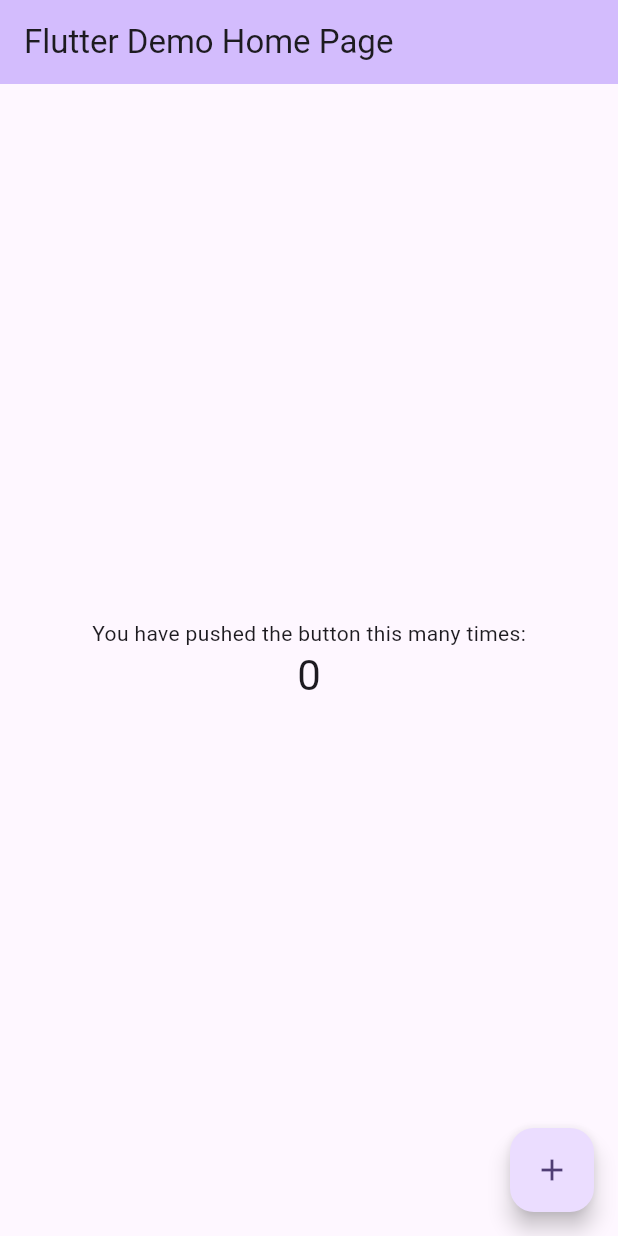
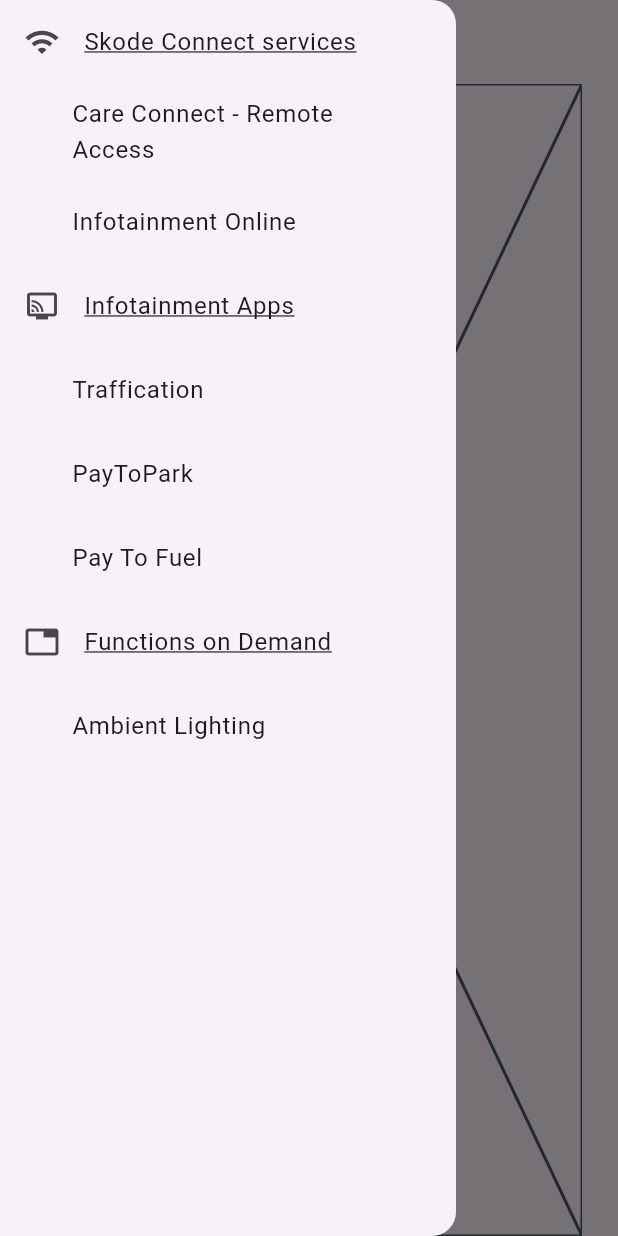
Before and after one commit to Devoteam/ConnectivityServiceDevelopment, a Flutter app: the screen it shows after launch, with the side drawer open (before the commit the screen has no drawer), on a phone screen of 412 x 824 dp. Run offline on Flutter 3.47's test engine with Material 3 defaults, Android fonts, the phone set to English and light mode, and no system bars; our stand-ins replace device_info_plus, go_router; generated files the repository leaves out were written again.

Commit message:
#11 - basic ui for mobile and automotive incl. nav drawer

```diff
--- /dev/null
+++ b/app/lib/common/platform_checker.dart
@@ -0,0 +1,13 @@
+import 'package:flutter/material.dart';
+import 'package:device_info_plus/device_info_plus.dart';
+
+class PlatformChecker {
+  static Future<bool> isAndroidAutomotive() async {
+    final DeviceInfoPlugin deviceInfo = DeviceInfoPlugin();
+    final androidInfo = await deviceInfo.androidInfo;
+
+    final bool isAutomotive = androidInfo.systemFeatures.contains('android.hardware.type.automotive');
+
+    return isAutomotive;
+  }
+}
--- /dev/null
+++ b/app/lib/common/presentation/device_specific_ui.dart
@@ -0,0 +1,36 @@
+import 'package:flutter/material.dart';
+
+import '../platform_checker.dart';
+
+class DeviceSpecificUI extends StatelessWidget {
+  final Widget mobileUi;
+  final Widget automotiveUi;
+
+  const DeviceSpecificUI({
+    super.key,
+    required this.mobileUi,
+    required this.automotiveUi,
+  });
+
+  @override
+  Widget build(BuildContext context) {
+    return FutureBuilder<bool>(
+      future: PlatformChecker.isAndroidAutomotive(),
+      builder: (context, snapshot) {
+        if (snapshot.connectionState == ConnectionState.waiting) {
+          return const Center(child: CircularProgressIndicator());
+        } else if (snapshot.hasError) {
+          return const Center(
+            child: Text(
+              "Fehler beim Erkennen des Geräts.",
+            ),
+          );
+        } else if (snapshot.hasData && snapshot.data == true) {
+          return automotiveUi;
+        } else {
+          return mobileUi;
+        }
+      },
+    );
+  }
+}
--- /dev/null
+++ b/app/lib/common/presentation/shell_navigation_scaffold.dart
@@ -0,0 +1,198 @@
+import 'package:connect_service_app/common/presentation/device_specific_ui.dart';
+import 'package:flutter_gen/gen_l10n/app_localizations.dart';
+import 'package:connect_service_app/navigation/app_navigation_extension.dart';
+import 'package:flutter/material.dart';
+import 'package:go_router/go_router.dart';
+
+class ShellNavigationScaffold extends StatefulWidget {
+  final Widget child;
+
+  const ShellNavigationScaffold({
+    super.key,
+    required this.child,
+  });
+
+  @override
+  State<ShellNavigationScaffold> createState() => _ShellNavigationScaffoldState();
+}
+
+class _ShellNavigationScaffoldState extends State<ShellNavigationScaffold> {
+  int currentIndex = 0;
+
+  @override
+  Widget build(BuildContext context) {
+    return DeviceSpecificUI(
+      mobileUi: _buildCollapsedDrawerLayout(context),
+      automotiveUi: _buildExpandedDrawerLayout(context),
+    );
+  }
+
+  Widget _buildCollapsedDrawerLayout(BuildContext context) {
+    return Scaffold(
+      appBar: AppBar(
+        leading: Builder(
+          builder: (context) {
+            return IconButton(
+              icon: const Icon(Icons.menu),
+              onPressed: () {
+                Scaffold.of(context).openDrawer();
+              },
+            );
+          },
+        ),
+      ),
+      drawer: NavigationDrawer(
+        children: _getNavigationItems(context),
+      ),
+      body: Padding(
+        padding: const EdgeInsets.symmetric(
+          horizontal: 24,
+        ),
+        child: widget.child,
+      ),
+    );
+  }
+
+  Widget _buildExpandedDrawerLayout(BuildContext context) {
+    return Scaffold(
+      body: SafeArea(
+        child: Padding(
+          padding: const EdgeInsets.symmetric(
+            vertical: 36,
+            horizontal: 24,
+          ),
+          child: Flex(
+            crossAxisAlignment: CrossAxisAlignment.start,
+            direction: Axis.horizontal,
+            children: [
+              Expanded(
+                flex: 2,
+                child: Drawer(
+                  elevation: 32,
+                  shape: const RoundedRectangleBorder(
+                    borderRadius: BorderRadius.all(
+                      Radius.circular(
+                        40,
+                      ),
+                    ),
+                  ),
+                  child: SingleChildScrollView(
+                    child: Column(
+                      children: _getNavigationItems(context),
+                    ),
+                  ),
+                ),
+              ),
+              Expanded(
+                flex: 6,
+                child: Flex(
+                  crossAxisAlignment: CrossAxisAlignment.start,
+                  direction: Axis.horizontal,
+                  children: [
+                    Expanded(
+                      flex: 1,
+                      child: Container(),
+                    ),
+                    Expanded(
+                      flex: 5,
+                      child: widget.child,
+                    ),
+                    Expanded(
+                      flex: 1,
+                      child: Container(),
+                    ),
+                  ],
+                ),
+              ),
+            ],
+          ),
+        ),
+      ),
+    );
+  }
+
+  List<Widget> _getNavigationItems(BuildContext context) {
+    return [
+      ListTile(
+        leading: const Icon(Icons.wifi_outlined),
+        title: Text(
+          AppLocalizations.of(context)!.skodaConnectServicesSectionTitle,
+          style: const TextStyle(
+            decoration: TextDecoration.underline,
+          ),
+        ),
+      ),
+      Padding(
+        padding: const EdgeInsets.only(left: 32.0),
+        child: ListTile(
+          title: Text(AppLocalizations.of(context)!.careConnectRemoteAccess),
+          onTap: () => _changeTab(0),
+        ),
+      ),
+      Padding(
+        padding: const EdgeInsets.only(left: 32.0),
+        child: ListTile(
+          title: Text(AppLocalizations.of(context)!.infotainmentOnline),
+          onTap: () => _changeTab(1),
+        ),
+      ),
+      ListTile(
+        leading: const Icon(Icons.connected_tv_outlined),
+        title: Text(
+          AppLocalizations.of(context)!.infotainmentApps,
+          style: const TextStyle(
+            decoration: TextDecoration.underline,
+          ),
+        ),
+      ),
+      Padding(
+        padding: const EdgeInsets.only(left: 32.0),
+        child: ListTile(
+          title: Text(AppLocalizations.of(context)!.traffication),
+          onTap: () => _changeTab(2),
+        ),
+      ),
+      Padding(
+        padding: const EdgeInsets.only(left: 32.0),
+        child: ListTile(
+          title: Text(AppLocalizations.of(context)!.payToPark),
+          onTap: () => _changeTab(3),
+        ),
+      ),
+      Padding(
+        padding: const EdgeInsets.only(left: 32.0),
+        child: ListTile(
+          title: Text(AppLocalizations.of(context)!.payToFuel),
+          onTap: () => _changeTab(4),
+        ),
+      ),
+      ListTile(
+        leading: const Icon(
+          Icons.tab_outlined,
+        ),
+        title: Text(
+          AppLocalizations.of(context)!.functionsOnDemand,
+          style: const TextStyle(
+            decoration: TextDecoration.underline,
+          ),
+        ),
+      ),
+      Padding(
+        padding: const EdgeInsets.only(left: 32.0),
+        child: ListTile(
+          title: Text(AppLocalizations.of(context)!.ambientLighting),
+          onTap: () => _changeTab(5),
+        ),
+      ),
+    ];
+  }
+
+  void _changeTab(int index) {
+    context.go(
+      index.routeBasedOnIndex,
+    );
+    setState(() {
+      currentIndex = index;
+    });
+  }
+}
--- /dev/null
+++ b/app/lib/common/presentation/under_construction_page.dart
@@ -0,0 +1,12 @@
+import 'package:flutter/material.dart';
+
+class UnderConstructionPage extends StatelessWidget {
+  const UnderConstructionPage({super.key});
+
+  @override
+  Widget build(BuildContext context) {
+    return const Center(
+      child: Placeholder(),
+    );
+  }
+}
--- a/app/lib/l10n/app_en.arb
+++ b/app/lib/l10n/app_en.arb
@@ -1,3 +1,12 @@
 {
-  "appTitle": "Connect Service App"
+  "appTitle": "Connect Service App",
+  "skodaConnectServicesSectionTitle": "Skode Connect services",
+  "careConnectRemoteAccess": "Care Connect - Remote Access",
+  "infotainmentOnline": "Infotainment Online",
+  "infotainmentApps": "Infotainment Apps",
+  "traffication": "Traffication",
+  "payToPark": "PayToPark",
+  "payToFuel": "Pay To Fuel",
+  "functionsOnDemand": "Functions on Demand",
+  "ambientLighting": "Ambient Lighting"
 }
--- a/app/lib/main.dart
+++ b/app/lib/main.dart
@@ -1,5 +1,7 @@
 import 'package:flutter/material.dart';
 import 'package:flutter_gen/gen_l10n/app_localizations.dart';
+
+import 'navigation/app_navigator.dart';
 
 void main() {
   runApp(const MyApp());
@@ -10,7 +12,7 @@ class MyApp extends StatelessWidget {
 
   @override
   Widget build(BuildContext context) {
-    return MaterialApp(
+    return MaterialApp.router(
       onGenerateTitle: (context) => AppLocalizations.of(context)!.appTitle,
       localizationsDelegates: AppLocalizations.localizationsDelegates,
       supportedLocales: AppLocalizations.supportedLocales,
@@ -18,55 +20,7 @@ class MyApp extends StatelessWidget {
         colorScheme: ColorScheme.fromSeed(seedColor: Colors.deepPurple),
         useMaterial3: true,
       ),
-      home: const MyHomePage(title: 'Flutter Demo Home Page'),
+      routerConfig: AppNavigator.instance.router,
     );
   }
 }
-
-class MyHomePage extends StatefulWidget {
-  const MyHomePage({super.key, required this.title});
-
-  final String title;
-
-  @override
-  State<MyHomePage> createState() => _MyHomePageState();
-}
-
-class _MyHomePageState extends State<MyHomePage> {
-  int _counter = 0;
-
-  void _incrementCounter() {
-    setState(() {
-      _counter++;
-    });
-  }
-
-  @override
-  Widget build(BuildContext context) {
-    return Scaffold(
-      appBar: AppBar(
-        backgroundColor: Theme.of(context).colorScheme.inversePrimary,
-        title: Text(widget.title),
-      ),
-      body: Center(
-        child: Column(
-          mainAxisAlignment: MainAxisAlignment.center,
-          children: <Widget>[
-            const Text(
-              'You have pushed the button this many times:',
-            ),
-            Text(
-              '$_counter',
-              style: Theme.of(context).textTheme.headlineMedium,
-            ),
-          ],
-        ),
-      ),
-      floatingActionButton: FloatingActionButton(
-        onPressed: _incrementCounter,
-        tooltip: 'Increment',
-        child: const Icon(Icons.add),
-      ),
-    );
-  }
-}
--- /dev/null
+++ b/app/lib/navigation/app_navigation_extension.dart
@@ -0,0 +1,22 @@
+import 'package:connect_service_app/navigation/app_navigator.dart';
+
+extension AppNavigatorExtension on int {
+  String get routeBasedOnIndex {
+    switch (this) {
+      case 0:
+        return AppNavigator.careConnectRemoteAccess;
+      case 1:
+        return AppNavigator.infotainmentOnline;
+      case 2:
+        return AppNavigator.traffication;
+      case 3:
+        return AppNavigator.payToPark;
+      case 4:
+        return AppNavigator.payToFuel;
+      case 5:
+        return AppNavigator.ambientLighting;
+      default:
+        return AppNavigator.careConnectRemoteAccess;
+    }
+  }
+}
--- /dev/null
+++ b/app/lib/navigation/app_navigator.dart
@@ -0,0 +1,118 @@
+import 'package:flutter/material.dart';
+import 'package:go_router/go_router.dart';
+
+import '../common/presentation/shell_navigation_scaffold.dart';
+import '../common/presentation/under_construction_page.dart';
+
+class AppNavigator {
+  static final AppNavigator _instance = AppNavigator._internal();
+
+  static AppNavigator get instance => _instance;
+
+  late final GoRouter router;
+
+  final GlobalKey<NavigatorState> parentNavigatorKey = GlobalKey<NavigatorState>();
+  final GlobalKey<NavigatorState> shellNavigatorKey = GlobalKey<NavigatorState>();
+
+  static const String careConnectRemoteAccess = '/';
+  static const String infotainmentOnline = '/infotainmentOnline';
+  static const String traffication = '/traffication';
+  static const String payToPark = '/payToPark';
+  static const String payToFuel = '/payToFuel';
+  static const String ambientLighting = '/ambientLighting';
+
+  factory AppNavigator() {
+    return _instance;
+  }
+
+  AppNavigator._internal() {
+    router = GoRouter(
+      navigatorKey: parentNavigatorKey,
+      routes: [
+        ShellRoute(
+          builder: (
+            context,
+            state,
+            child,
+          ) =>
+              ShellNavigationScaffold(
+            child: child,
+          ),
+          navigatorKey: shellNavigatorKey,
+          routes: [
+            GoRoute(
+              parentNavigatorKey: shellNavigatorKey,
+              path: careConnectRemoteAccess,
+              pageBuilder: (context, state) {
+                return _getPage(
+                  child: const UnderConstructionPage(),
+                  state: state,
+                );
+              },
+            ),
+            GoRoute(
+              parentNavigatorKey: shellNavigatorKey,
+              path: infotainmentOnline,
+              pageBuilder: (context, state) {
+                return _getPage(
+                  child: const UnderConstructionPage(),
+                  state: state,
+                );
+              },
+            ),
+            GoRoute(
+              parentNavigatorKey: shellNavigatorKey,
+              path: traffication,
+              pageBuilder: (context, state) {
+                return _getPage(
+                  child: const UnderConstructionPage(),
+                  state: state,
+                );
+              },
+            ),
+            GoRoute(
+              parentNavigatorKey: shellNavigatorKey,
+              path: payToPark,
+              pageBuilder: (context, state) {
+                return _getPage(
+                  child: const UnderConstructionPage(),
+                  state: state,
+                );
+              },
+            ),
+            GoRoute(
+              parentNavigatorKey: shellNavigatorKey,
+              path: payToFuel,
+              pageBuilder: (context, state) {
+                return _getPage(
+                  child: const UnderConstructionPage(),
+                  state: state,
+                );
+              },
+            ),
+            GoRoute(
+              parentNavigatorKey: shellNavigatorKey,
+              path: ambientLighting,
+              pageBuilder: (context, state) {
+                return _getPage(
+                  child: const UnderConstructionPage(),
+                  state: state,
+                );
+              },
+            ),
+          ],
+        ),
+      ],
+    );
+  }
+
+  static Page _getPage({
+    required Widget child,
+    required GoRouterState state,
+  }) {
+    return NoTransitionPage(
+      key: state.pageKey,
+      child: child,
+    );
+  }
+}
--- a/app/pubspec.yaml
+++ b/app/pubspec.yaml
@@ -29,6 +29,12 @@ dependencies:
 
   cupertino_icons: ^1.0.8
 
+  #Navigation
+  go_router: 14.2.2
+
+  #Device Info
+  device_info_plus: ^11.1.0
+
 dev_dependencies:
   flutter_test:
     sdk: flutter
```
Also changed, not shown: app/pubspec.lock, 2 other files.
